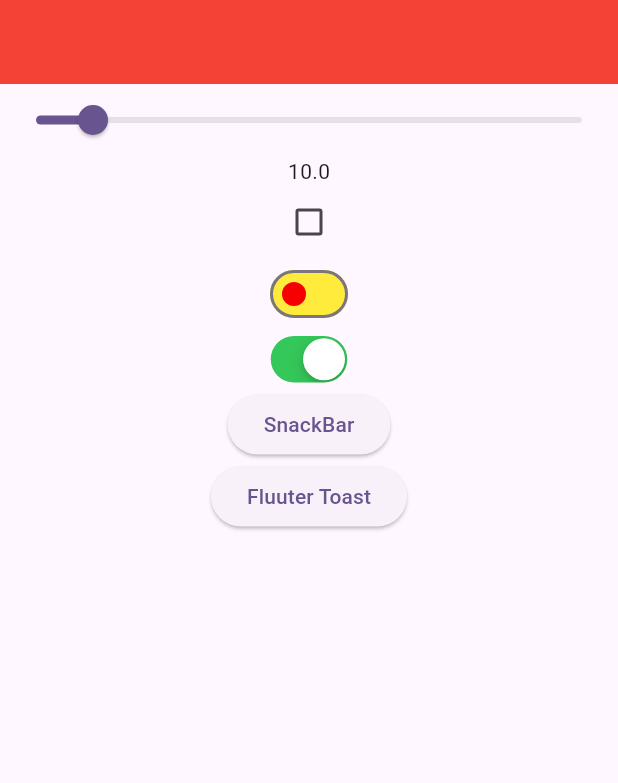
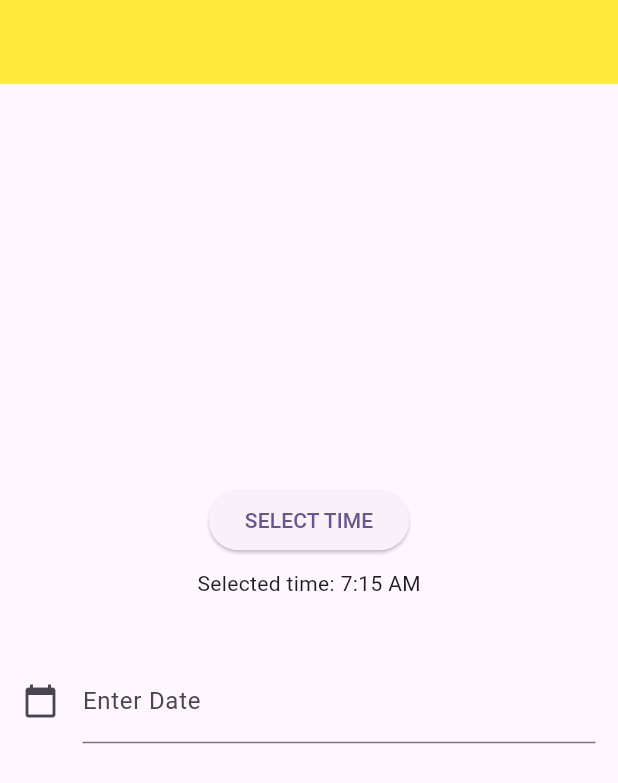
Before and after one commit to Kuldip96/flutter4to6, a Flutter app: the screen it shows after launch, on a phone screen of 412 x 824 dp. Shown: the top 783 px of the screen. Run offline on Flutter 3.47's test engine with Material 3 defaults, Android fonts, the phone set to English and light mode, and no system bars; our stand-ins replace flutter_screenutil, fluttertoast, google_fonts.

Commit message:
package and plugin - date and time picker

```diff
--- /dev/null
+++ b/lib/lacture20.dart
@@ -0,0 +1,92 @@
+import 'package:flutter/material.dart';
+import 'package:intl/intl.dart';
+
+class Lacture20 extends StatefulWidget {
+  const Lacture20({super.key});
+
+  @override
+  State<Lacture20> createState() => _Lacture20State();
+}
+
+class _Lacture20State extends State<Lacture20> {
+  TimeOfDay _time = TimeOfDay(hour: 7, minute: 15);
+
+  void _selectTime() async {
+    final TimeOfDay? newTime = await showTimePicker(
+      context: context,
+      initialTime: _time,
+    );
+    if (newTime != null) {
+      setState(() {
+        _time = newTime;
+      });
+    }
+  }
+
+  TextEditingController dateInput = TextEditingController();
+  @override
+  void initState() {
+    dateInput.text = ""; //set the initial value of text field
+    super.initState();
+  }
+
+  @override
+  Widget build(BuildContext context) {
+    return Scaffold(
+      appBar: AppBar(
+        backgroundColor: Colors.yellow,
+      ),
+      body: Center(
+        child: Column(
+          mainAxisAlignment: MainAxisAlignment.center,
+          children: [
+            ElevatedButton(
+              onPressed: _selectTime,
+              child: Text('SELECT TIME'),
+            ),
+            SizedBox(height: 8),
+            Text(
+              'Selected time: ${_time.format(context)}',
+            ),
+            Container(
+                padding: EdgeInsets.all(15),
+                height: MediaQuery.of(context).size.width / 3,
+                child: Center(
+                    child: TextField(
+                  controller: dateInput,
+                  //editing controller of this TextField
+                  decoration: InputDecoration(
+                      icon: Icon(Icons.calendar_today), //icon of text field
+                      labelText: "Enter Date" //label text of field
+                      ),
+                  readOnly: true,
+                  //set it true, so that user will not able to edit text
+                  onTap: () async {
+                    DateTime? pickedDate = await showDatePicker(
+                        context: context,
+                        initialDate: DateTime.now(),
+                        firstDate: DateTime(2024),
+                        //DateTime.now() - not to allow to choose before today.
+                        lastDate: DateTime(2100));
+
+                    if (pickedDate != null) {
+                      print(
+                          pickedDate); //pickedDate output format => 2021-03-10 00:00:00.000
+                      String formattedDate =
+                          DateFormat('dd-MM-yyyy').format(pickedDate);
+                      print(
+                          formattedDate); //formatted date output using intl package =>  2021-03-16
+                      setState(() {
+                        dateInput.text =
+                            formattedDate; //set output date to TextField value.
+                      });
+                    } else {}
+                  },
+                ))),
+            Text(dateInput.text)
+          ],
+        ),
+      ),
+    );
+  }
+}
--- a/lib/main.dart
+++ b/lib/main.dart
@@ -1,3 +1,4 @@
+import 'package:demoapp/demo.dart';
 import 'package:demoapp/lacture01.dart';
 import 'package:demoapp/lacture02.dart';
 import 'package:demoapp/lacture12.dart';
@@ -6,7 +7,9 @@ import 'package:demoapp/lacture16.dart';
 import 'package:demoapp/lacture17.dart';
 import 'package:demoapp/lacture18.dart';
 import 'package:demoapp/lacture19.dart';
+import 'package:demoapp/lacture20.dart';
 import 'package:demoapp/mediaquey.dart';
+import 'package:demoapp/todo.dart';
 import 'package:flutter/cupertino.dart';
 
 import 'package:flutter/material.dart';
@@ -42,7 +45,7 @@ class MyApp extends StatelessWidget {
             //   'lacture16': (context) => Lacture16(),
             //   'lacture17': (context) => Lacture17(),
             // },
-            home: Lacture19(),
+            home: Lacture20(),
           );
         });
   }
--- a/pubspec.yaml
+++ b/pubspec.yaml
@@ -38,6 +38,7 @@ dependencies:
   google_fonts: ^6.2.1
   flutter_screenutil: ^5.9.3
   fluttertoast:
+  intl: ^0.20.1
 
 dev_dependencies:
   flutter_test:
```
Also changed, not shown: lib/demo.dart (added, +51 -0 lines), lib/lacture19.dart (+10 -0 lines), lib/todo.dart (added, +163 -0 lines), pubspec.lock.
